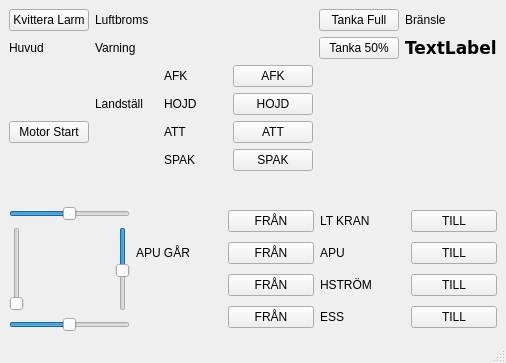
The window that ui/main.ui (f11museum/JAS-IS-Cockpit) describes before a commit, drawn with Qt 5.
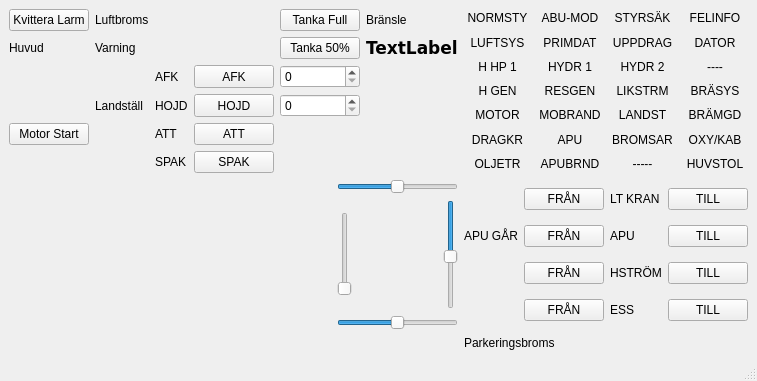
The same window after the commit.

Commit message: mer knappar

Diff of the .ui file:
```diff
--- a/ui/main.ui
+++ b/ui/main.ui
@@ -6,8 +6,8 @@
    <rect>
     <x>0</x>
     <y>0</y>
-    <width>506</width>
-    <height>363</height>
+    <width>754</width>
+    <height>381</height>
    </rect>
   </property>
   <property name="windowTitle">
@@ -15,7 +15,397 @@
   </property>
   <widget class="QWidget" name="centralwidget">
    <layout class="QGridLayout" name="gridLayout_2">
-    <item row="6" column="0">
+    <item row="0" column="2">
+     <layout class="QGridLayout" name="gridLayout_4">
+      <item row="0" column="0">
+       <widget class="QLabel" name="vat_lamp_normsty">
+        <property name="text">
+         <string>NORMSTY</string>
+        </property>
+        <property name="alignment">
+         <set>Qt::AlignCenter</set>
+        </property>
+       </widget>
+      </item>
+      <item row="1" column="0">
+       <widget class="QLabel" name="vat_lamp_luftsys">
+        <property name="text">
+         <string>LUFTSYS</string>
+        </property>
+        <property name="alignment">
+         <set>Qt::AlignCenter</set>
+        </property>
+       </widget>
+      </item>
+      <item row="3" column="2">
+       <widget class="QLabel" name="vat_lamp_likstrm">
+        <property name="text">
+         <string>LIKSTRM</string>
+        </property>
+        <property name="alignment">
+         <set>Qt::AlignCenter</set>
+        </property>
+       </widget>
+      </item>
+      <item row="2" column="0">
+       <widget class="QLabel" name="vat_lamp_hhp1">
+        <property name="text">
+         <string>H HP 1</string>
+        </property>
+        <property name="alignment">
+         <set>Qt::AlignCenter</set>
+        </property>
+       </widget>
+      </item>
+      <item row="6" column="0">
+       <widget class="QLabel" name="vat_lamp_oljetr">
+        <property name="text">
+         <string>OLJETR</string>
+        </property>
+        <property name="alignment">
+         <set>Qt::AlignCenter</set>
+        </property>
+       </widget>
+      </item>
+      <item row="3" column="1">
+       <widget class="QLabel" name="vat_lamp_resgen">
+        <property name="text">
+         <string>RESGEN</string>
+        </property>
+        <property name="alignment">
+         <set>Qt::AlignCenter</set>
+        </property>
+       </widget>
+      </item>
+      <item row="3" column="0">
+       <widget class="QLabel" name="vat_lamp_hgen">
+        <property name="text">
+         <string>H GEN</string>
+        </property>
+        <property name="alignment">
+         <set>Qt::AlignCenter</set>
+        </property>
+       </widget>
+      </item>
+      <item row="5" column="0">
+       <widget class="QLabel" name="vat_lamp_dragkr">
+        <property name="text">
+         <string>DRAGKR</string>
+        </property>
+        <property name="alignment">
+         <set>Qt::AlignCenter</set>
+        </property>
+       </widget>
+      </item>
+      <item row="4" column="0">
+       <widget class="QLabel" name="vat_lamp_motor">
+        <property name="text">
+         <string>MOTOR</string>
+        </property>
+        <property name="alignment">
+         <set>Qt::AlignCenter</set>
+        </property>
+       </widget>
+      </item>
+      <item row="3" column="3">
+       <widget class="QLabel" name="vat_lamp_brasys">
+        <property name="text">
+         <string>BRÄSYS</string>
+        </property>
+        <property name="alignment">
+         <set>Qt::AlignCenter</set>
+        </property>
+       </widget>
+      </item>
+      <item row="0" column="1">
+       <widget class="QLabel" name="vat_lamp_abumod">
+        <property name="text">
+         <string>ABU-MOD</string>
+        </property>
+        <property name="alignment">
+         <set>Qt::AlignCenter</set>
+        </property>
+       </widget>
+      </item>
+      <item row="0" column="2">
+       <widget class="QLabel" name="vat_lamp_styrsak">
+        <property name="text">
+         <string>STYRSÄK</string>
+        </property>
+        <property name="alignment">
+         <set>Qt::AlignCenter</set>
+        </property>
+       </widget>
+      </item>
+      <item row="0" column="3">
+       <widget class="QLabel" name="vat_lamp_felinfo">
+        <property name="text">
+         <string>FELINFO</string>
+        </property>
+        <property name="alignment">
+         <set>Qt::AlignCenter</set>
+        </property>
+       </widget>
+      </item>
+      <item row="1" column="1">
+       <widget class="QLabel" name="vat_lamp_primdat">
+        <property name="text">
+         <string>PRIMDAT</string>
+        </property>
+        <property name="alignment">
+         <set>Qt::AlignCenter</set>
+        </property>
+       </widget>
+      </item>
+      <item row="1" column="2">
+       <widget class="QLabel" name="vat_lamp_uppdrag">
+        <property name="text">
+         <string>UPPDRAG</string>
+        </property>
+        <property name="alignment">
+         <set>Qt::AlignCenter</set>
+        </property>
+       </widget>
+      </item>
+      <item row="1" column="3">
+       <widget class="QLabel" name="vat_lamp_dator">
+        <property name="text">
+         <string>DATOR</string>
+        </property>
+        <property name="alignment">
+         <set>Qt::AlignCenter</set>
+        </property>
+       </widget>
+      </item>
+      <item row="2" column="1">
+       <widget class="QLabel" name="vat_lamp_hydr1">
+        <property name="text">
+         <string>HYDR 1</string>
+        </property>
+        <property name="alignment">
+         <set>Qt::AlignCenter</set>
+        </property>
+       </widget>
+      </item>
+      <item row="2" column="2">
+       <widget class="QLabel" name="vat_lamp_hydr2">
+        <property name="text">
+         <string>HYDR 2</string>
+        </property>
+        <property name="alignment">
+         <set>Qt::AlignCenter</set>
+        </property>
+       </widget>
+      </item>
+      <item row="2" column="3">
+       <widget class="QLabel" name="label_20">
+        <property name="text">
+         <string>----</string>
+        </property>
+        <property name="alignment">
+         <set>Qt::AlignCenter</set>
+        </property>
+       </widget>
+      </item>
+      <item row="4" column="1">
+       <widget class="QLabel" name="vat_lamp_mobrand">
+        <property name="text">
+         <string>MOBRAND</string>
+        </property>
+        <property name="alignment">
+         <set>Qt::AlignCenter</set>
+        </property>
+       </widget>
+      </item>
+      <item row="4" column="2">
+       <widget class="QLabel" name="vat_lamp_landst">
+        <property name="text">
+         <string>LANDST</string>
+        </property>
+        <property name="alignment">
+         <set>Qt::AlignCenter</set>
+        </property>
+       </widget>
+      </item>
+      <item row="4" column="3">
+       <widget class="QLabel" name="vat_lamp_bramgd">
+        <property name="text">
+         <string>BRÄMGD</string>
+        </property>
+        <property name="alignment">
+         <set>Qt::AlignCenter</set>
+        </property>
+       </widget>
+      </item>
+      <item row="5" column="1">
+       <widget class="QLabel" name="vat_lamp_apu">
+        <property name="text">
+         <string>APU</string>
+        </property>
+        <property name="alignment">
+         <set>Qt::AlignCenter</set>
+        </property>
+       </widget>
+      </item>
+      <item row="5" column="2">
+       <widget class="QLabel" name="vat_lamp_bromsar">
+        <property name="text">
+         <string>BROMSAR</string>
+        </property>
+        <property name="alignment">
+         <set>Qt::AlignCenter</set>
+        </property>
+       </widget>
+      </item>
+      <item row="5" column="3">
+       <widget class="QLabel" name="vat_lamp_oxykab">
+        <property name="text">
+         <string>OXY/KAB</string>
+        </property>
+        <property name="alignment">
+         <set>Qt::AlignCenter</set>
+        </property>
+       </widget>
+      </item>
+      <item row="6" column="1">
+       <widget class="QLabel" name="vat_lamp_apubrnd">
+        <property name="text">
+         <string>APUBRND</string>
+        </property>
+        <property name="alignment">
+         <set>Qt::AlignCenter</set>
+        </property>
+       </widget>
+      </item>
+      <item row="6" column="2">
+       <widget class="QLabel" name="label_28">
+        <property name="text">
+         <string>-----</string>
+        </property>
+        <property name="alignment">
+         <set>Qt::AlignCenter</set>
+        </property>
+       </widget>
+      </item>
+      <item row="6" column="3">
+       <widget class="QLabel" name="vat_lamp_huvstol">
+        <property name="text">
+         <string>HUVSTOL</string>
+        </property>
+        <property name="alignment">
+         <set>Qt::AlignCenter</set>
+        </property>
+       </widget>
+      </item>
+     </layout>
+    </item>
+    <item row="2" column="2">
+     <layout class="QGridLayout" name="gridLayout_3">
+      <item row="1" column="3">
+       <widget class="QLabel" name="buttonlamp_apu">
+        <property name="text">
+         <string>APU</string>
+        </property>
+       </widget>
+      </item>
+      <item row="1" column="0">
+       <widget class="QLabel" name="lamps_apu_gar">
+        <property name="text">
+         <string>APU GÅR</string>
+        </property>
+       </widget>
+      </item>
+      <item row="2" column="1">
+       <widget class="QPushButton" name="button_hstrom_off">
+        <property name="text">
+         <string>FRÅN</string>
+        </property>
+       </widget>
+      </item>
+      <item row="2" column="3">
+       <widget class="QLabel" name="buttonlamp_hstrom">
+        <property name="text">
+         <string>HSTRÖM</string>
+        </property>
+       </widget>
+      </item>
+      <item row="0" column="3">
+       <widget class="QLabel" name="buttonlamp_lt_kran">
+        <property name="text">
+         <string>LT KRAN</string>
+        </property>
+       </widget>
+      </item>
+      <item row="1" column="1">
+       <widget class="QPushButton" name="button_apu_off">
+        <property name="text">
+         <string>FRÅN</string>
+        </property>
+       </widget>
+      </item>
+      <item row="1" column="4">
+       <widget class="QPushButton" name="button_apu_on">
+        <property name="text">
+         <string>TILL</string>
+        </property>
+       </widget>
+      </item>
+      <item row="2" column="4">
+       <widget class="QPushButton" name="button_hstrom_on">
+        <property name="text">
+         <string>TILL</string>
+        </property>
+       </widget>
+      </item>
+      <item row="0" column="1">
+       <widget class="QPushButton" name="button_lt_kran_off">
+        <property name="text">
+         <string>FRÅN</string>
+        </property>
+       </widget>
+      </item>
+      <item row="0" column="4">
+       <widget class="QPushButton" name="button_lt_kran_on">
+        <property name="text">
+         <string>TILL</string>
+        </property>
+       </widget>
+      </item>
+      <item row="3" column="3">
+       <widget class="QLabel" name="buttonlamp_ess">
+        <property name="text">
+         <string>ESS</string>
+        </property>
+       </widget>
+      </item>
+      <item row="3" column="1">
+       <widget class="QPushButton" name="button_ess_off">
+        <property name="text">
+         <string>FRÅN</string>
+        </property>
+       </widget>
+      </item>
+      <item row="3" column="4">
+       <widget class="QPushButton" name="button_ess_on">
+        <property name="text">
+         <string>TILL</string>
+        </property>
+       </widget>
+      </item>
+     </layout>
+    </item>
+    <item row="5" column="2">
+     <layout class="QGridLayout" name="gridLayout_6">
+      <item row="0" column="0">
+       <widget class="QLabel" name="lamps_park">
+        <property name="text">
+         <string>Parkeringsbroms</string>
+        </property>
+       </widget>
+      </item>
+     </layout>
+    </item>
+    <item row="2" column="1">
      <layout class="QGridLayout" name="gridLayout_5" columnminimumwidth="100,0">
       <property name="sizeConstraint">
        <enum>QLayout::SetFixedSize</enum>
@@ -93,101 +483,6 @@
       </property>
      </spacer>
     </item>
-    <item row="6" column="1">
-     <layout class="QGridLayout" name="gridLayout_3">
-      <item row="1" column="3">
-       <widget class="QLabel" name="buttonlamp_apu">
-        <property name="text">
-         <string>APU</string>
-        </property>
-       </widget>
-      </item>
-      <item row="1" column="0">
-       <widget class="QLabel" name="lamps_apu_gar">
-        <property name="text">
-         <string>APU GÅR</string>
-        </property>
-       </widget>
-      </item>
-      <item row="2" column="1">
-       <widget class="QPushButton" name="button_hstrom_off">
-        <property name="text">
-         <string>FRÅN</string>
-        </property>
-       </widget>
-      </item>
-      <item row="2" column="3">
-       <widget class="QLabel" name="buttonlamp_hstrom">
-        <property name="text">
-         <string>HSTRÖM</string>
-        </property>
-       </widget>
-      </item>
-      <item row="0" column="3">
-       <widget class="QLabel" name="buttonlamp_lt_kran">
-        <property name="text">
-         <string>LT KRAN</string>
-        </property>
-       </widget>
-      </item>
-      <item row="1" column="1">
-       <widget class="QPushButton" name="button_apu_off">
-        <property name="text">
-         <string>FRÅN</string>
-        </property>
-       </widget>
-      </item>
-      <item row="1" column="4">
-       <widget class="QPushButton" name="button_apu_on">
-        <property name="text">
-         <string>TILL</string>
-        </property>
-       </widget>
-      </item>
-      <item row="2" column="4">
-       <widget class="QPushButton" name="button_hstrom_on">
-        <property name="text">
-         <string>TILL</string>
-        </property>
-       </widget>
-      </item>
-      <item row="0" column="1">
-       <widget class="QPushButton" name="button_lt_kran_off">
-        <property name="text">
-         <string>FRÅN</string>
-        </property>
-       </widget>
-      </item>
-      <item row="0" column="4">
-       <widget class="QPushButton" name="button_lt_kran_on">
-        <property name="text">
-         <string>TILL</string>
-        </property>
-       </widget>
-      </item>
-      <item row="3" column="3">
-       <widget class="QLabel" name="buttonlamp_ess">
-        <property name="text">
-         <string>ESS</string>
-        </property>
-       </widget>
-      </item>
-      <item row="3" column="1">
-       <widget class="QPushButton" name="button_ess_off">
-        <property name="text">
-         <string>FRÅN</string>
-        </property>
-       </widget>
-      </item>
-      <item row="3" column="4">
-       <widget class="QPushButton" name="button_ess_on">
-        <property name="text">
-         <string>TILL</string>
-        </property>
-       </widget>
-      </item>
-     </layout>
-    </item>
     <item row="0" column="0" colspan="2">
      <layout class="QGridLayout" name="gridLayout">
       <item row="4" column="3">
@@ -220,6 +515,12 @@
       </item>
       <item row="4" column="4">
        <widget class="QPushButton" name="button_att">
+        <property name="sizePolicy">
+         <sizepolicy hsizetype="Minimum" vsizetype="Minimum">
+          <horstretch>0</horstretch>
+          <verstretch>0</verstretch>
+         </sizepolicy>
+        </property>
         <property name="text">
          <string>ATT</string>
         </property>
@@ -234,6 +535,12 @@
       </item>
       <item row="2" column="4">
        <widget class="QPushButton" name="button_afk">
+        <property name="sizePolicy">
+         <sizepolicy hsizetype="Minimum" vsizetype="Minimum">
+          <horstretch>0</horstretch>
+          <verstretch>0</verstretch>
+         </sizepolicy>
+        </property>
         <property name="text">
          <string>AFK</string>
         </property>
@@ -241,6 +548,12 @@
       </item>
       <item row="5" column="4">
        <widget class="QPushButton" name="button_spak">
+        <property name="sizePolicy">
+         <sizepolicy hsizetype="Minimum" vsizetype="Minimum">
+          <horstretch>0</horstretch>
+          <verstretch>0</verstretch>
+         </sizepolicy>
+        </property>
         <property name="text">
          <string>SPAK</string>
         </property>
@@ -286,6 +599,12 @@
       </item>
       <item row="3" column="4">
        <widget class="QPushButton" name="button_hojd">
+        <property name="sizePolicy">
+         <sizepolicy hsizetype="Minimum" vsizetype="Minimum">
+          <horstretch>0</horstretch>
+          <verstretch>0</verstretch>
+         </sizepolicy>
+        </property>
         <property name="text">
          <string>HOJD</string>
         </property>
@@ -330,6 +649,16 @@
         </property>
        </widget>
       </item>
+      <item row="2" column="5">
+       <widget class="QSpinBox" name="auto_afk_text">
+        <property name="maximum">
+         <number>3000</number>
+        </property>
+       </widget>
+      </item>
+      <item row="3" column="5">
+       <widget class="QSpinBox" name="auto_hojd_text"/>
+      </item>
      </layout>
     </item>
    </layout>
```
Left out of the diff: 2 changed lines with no effect on the pictures. The commit also changes 1 other file.
